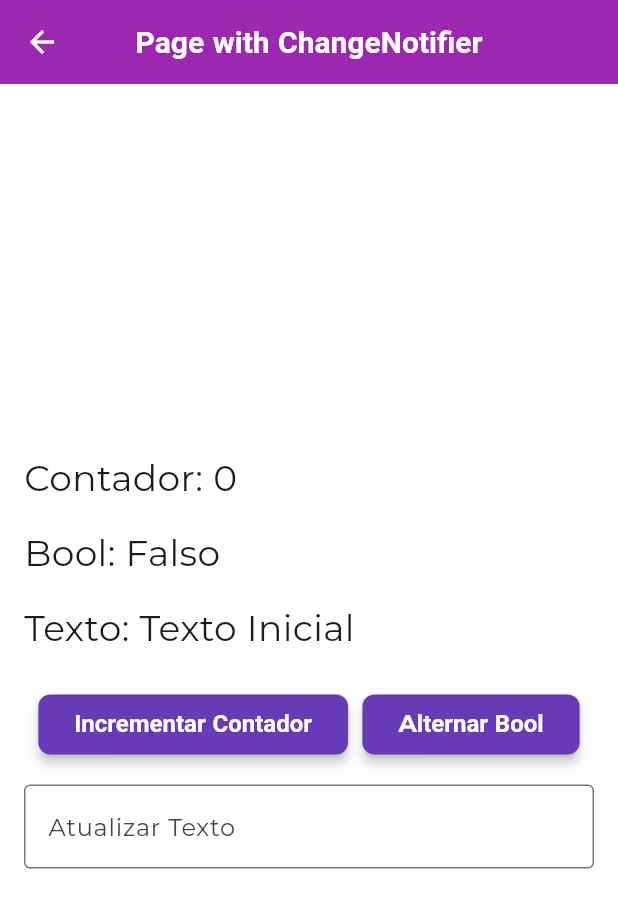
After one commit to fcraveiro/aulas_betha, a Flutter app: the MenuFernando screen opened directly, after a tap on "AppPage", on a phone screen of 412 x 824 dp. The commit adds this screen. Shown: the top 908 px of the screen. Run offline on Flutter 3.47's test engine with Material 3 defaults, Android fonts, the phone set to English and light mode, and no system bars; our stand-ins replace dio, google_fonts, lottie.

Commit message:
Incluido ChangeNotifier linha

```diff
--- /dev/null
+++ b/lib/pages/fernando/change_notifier/change_notifier.dart
@@ -0,0 +1,98 @@
+import 'package:flutter/material.dart';
+import 'package:provider/provider.dart'; // Certifique-se de adicionar o provider ao pubspec.yaml
+
+class AppState extends ChangeNotifier {
+  int _counter = 0;
+  bool _isTrue = false;
+  String _text = "Texto Inicial";
+
+  // Getters
+  int get counter => _counter;
+  bool get isTrue => _isTrue;
+  String get text => _text;
+
+  // Métodos para alterar os valores
+  void incrementCounter() {
+    _counter++;
+    notifyListeners();
+  }
+
+  void toggleBool() {
+    _isTrue = !_isTrue;
+    notifyListeners();
+  }
+
+  void updateText(String newText) {
+    _text = newText;
+    notifyListeners();
+  }
+}
+
+ativar() {
+  _overlayController.toggle();
+}
+
+var _overlayController = OverlayPortalController();
+
+class AppPage extends StatelessWidget {
+  const AppPage({super.key});
+
+  @override
+  Widget build(BuildContext context) {
+    _overlayController.show();
+    return ChangeNotifierProvider(
+      create: (context) => AppState(),
+      child: Scaffold(
+        appBar: AppBar(title: const Text('Page with ChangeNotifier')),
+        body: Consumer<AppState>(
+          builder: (context, app2State, _) {
+            return Padding(
+              padding: const EdgeInsets.all(16.0),
+              child: Column(
+                mainAxisAlignment: MainAxisAlignment.center,
+                crossAxisAlignment: CrossAxisAlignment.start,
+                children: [
+                  Text('Contador: ${app2State.counter}',
+                      style: const TextStyle(fontSize: 24)),
+                  const SizedBox(height: 16),
+                  Text('Bool: ${app2State.isTrue ? "Verdadeiro" : "Falso"}',
+                      style: const TextStyle(fontSize: 24)),
+                  const SizedBox(height: 16),
+                  Text('Texto: ${app2State.text}',
+                      style: const TextStyle(fontSize: 24)),
+                  const SizedBox(height: 12),
+                  app2State.isTrue
+                      ? const Text('Olá, eu sou um overlay!',
+                          style: TextStyle(fontSize: 20, color: Colors.black))
+                      : const SizedBox(),
+                  const SizedBox(height: 12),
+                  Row(
+                    mainAxisAlignment: MainAxisAlignment.spaceEvenly,
+                    children: [
+                      ElevatedButton(
+                        onPressed: () => app2State.incrementCounter(),
+                        child: const Text('Incrementar Contador'),
+                      ),
+                      ElevatedButton(
+                        onPressed: () => app2State.toggleBool(),
+                        child: const Text('Alternar Bool'),
+                      ),
+                    ],
+                  ),
+                  const SizedBox(height: 16),
+                  TextField(
+                    onChanged: (value) => app2State.updateText(value),
+                    decoration: const InputDecoration(
+                      labelText: 'Atualizar Texto',
+                      border: OutlineInputBorder(),
+                    ),
+                  ),
+                ],
+              ),
+            );
+          },
+        ),
+      ),
+    );
+  }
+}
--- a/lib/pages/fernando/menu_fernando/menu_fernando.dart
+++ b/lib/pages/fernando/menu_fernando/menu_fernando.dart
@@ -1,6 +1,7 @@
 import 'package:aulas_betha/pages/fernando/acuracy/acuracy.dart';
 import 'package:aulas_betha/pages/fernando/cards/card_one/card_one.dart';
 import 'package:aulas_betha/pages/fernando/cards/card_two/card_two.dart';
+import 'package:aulas_betha/pages/fernando/change_notifier/change_notifier.dart';
 import 'package:aulas_betha/pages/fernando/overlay/overlay.dart';
 import 'package:flutter/material.dart';
 
@@ -30,6 +31,11 @@ class _MenuFernandoState extends State<MenuFernando> {
   overlayTest() {
     Navigator.push(
         context, MaterialPageRoute(builder: (context) => const OverlayTest()));
+  }
+
+  appPage() {
+    Navigator.push(
+        context, MaterialPageRoute(builder: (context) => const AppPage()));
   }
 
   @override
@@ -62,6 +68,11 @@ class _MenuFernandoState extends State<MenuFernando> {
               onPressed: () => overlayTest(),
               child: const Text('Overlay'),
             ),
+            const SizedBox(height: 10),
+            ElevatedButton(
+              onPressed: () => appPage(),
+              child: const Text('AppPage'),
+            ),
           ],
         ),
       ),
--- a/pubspec.yaml
+++ b/pubspec.yaml
@@ -16,6 +16,7 @@ dependencies:
   google_fonts: ^6.2.1
   lottie: ^3.1.2
   dio: ^5.5.0+1
+  provider: ^6.1.2
 
 dev_dependencies:
   flutter_test:
```
Also changed, not shown: pubspec.lock.
